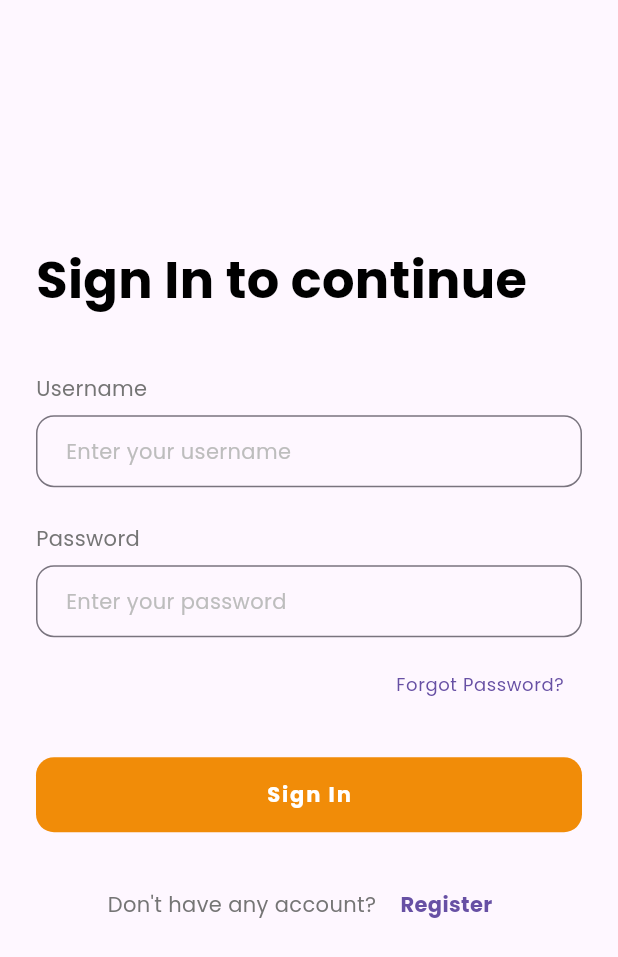
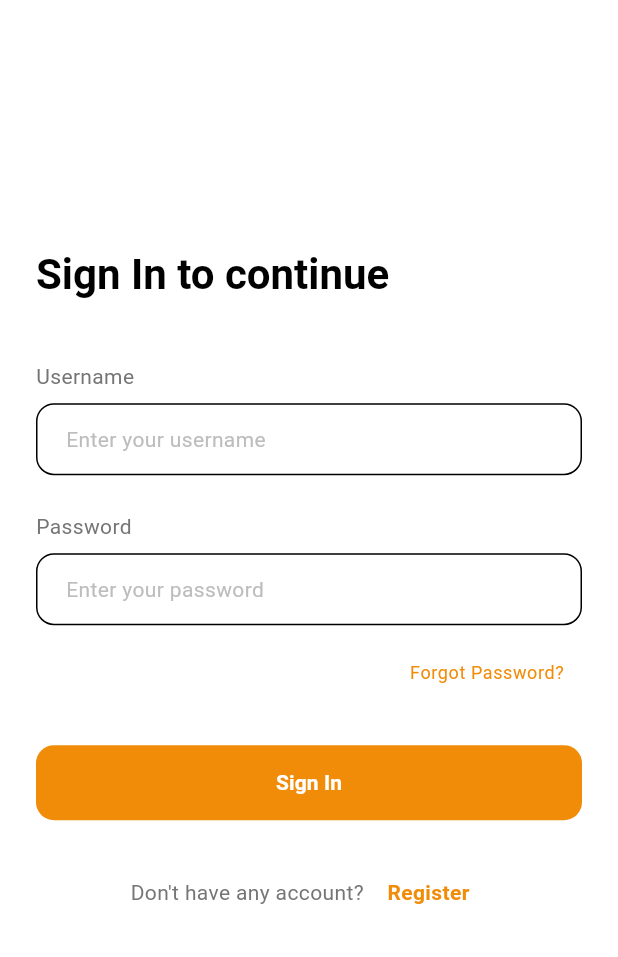
Before and after one commit to Bethelhem6/Mini-Service-Booking-App, a Flutter app: the screen it shows after launch, on a phone screen of 412 x 824 dp. Shown: the top 957 px of the screen. Run offline on Flutter 3.47's test engine with Material 3 defaults, Android fonts, the phone set to English and light mode, and no system bars; our stand-ins replace connectivity_plus, dio, get, get_storage, google_fonts, hive and 2 more; accounts and stored records are empty.

Commit message:
feat: Update app icons and launch images; enhance theme colors and text styles
- Added new app icons in various sizes to improve visual consistency.
- Removed outdated launch images and their associated configurations.
- Refactored app theme to include a new orange color palette for better branding.
- Updated text styles in light and dark themes for improved readability.
- Enhanced HomeView with a personalized greeting and adjusted layout.
- Implemented service form binding and controller updates for better service management.
- Added support for Amharic translations in the app.
- Updated pubspec.yaml to include asset paths for images.

```diff
--- a/lib/core/themes/app_theme.dart
+++ b/lib/core/themes/app_theme.dart
@@ -2,190 +2,158 @@ import 'package:flutter/material.dart';
 import 'package:google_fonts/google_fonts.dart';
 
 class AppTheme {
+  // Define your orange color palette
+  static const Color primaryOrange = Color.fromARGB(255, 241, 140, 8);
+  static const Color darkOrange = Color(0xFFE65100); // Darker shade
+  static const Color lightOrange = Color(0xFFFF9E40); // Lighter shade
+  static const Color accentOrange = Color(0xFFFFAB40); // Accent shade
+
   static TextTheme lightTextTheme = TextTheme(
-
-    displayLarge: GoogleFonts.poppins(
-      fontSize: 97,
-      fontWeight: FontWeight.w300,
-      letterSpacing: -1.5,
-    ),
-    displayMedium: GoogleFonts.poppins(
-      fontSize: 61,
-      fontWeight: FontWeight.w300,
-      letterSpacing: -0.5,
-    ),
-    displaySmall: GoogleFonts.poppins(
-      fontSize: 48,
-      fontWeight: FontWeight.w400,
-    ),
-    headlineMedium: GoogleFonts.poppins(
-      fontSize: 34,
-      fontWeight: FontWeight.w400,
-      letterSpacing: 0.25,
-    ),
-    headlineSmall: GoogleFonts.poppins(
-      fontSize: 24,
-      fontWeight: FontWeight.w400,
-    ),
-    titleLarge: GoogleFonts.poppins(
-      fontSize: 20,
-      fontWeight: FontWeight.w500,
-      letterSpacing: 0.15,
-    ),
-    titleMedium: GoogleFonts.poppins(
-      fontSize: 16,
-      fontWeight: FontWeight.w400,
-      letterSpacing: 0.15,
-    ),
-    titleSmall: GoogleFonts.poppins(
-      fontSize: 14,
-      fontWeight: FontWeight.w500,
-      letterSpacing: 0.1,
-    ),
-    bodyLarge: GoogleFonts.poppins(
-      fontSize: 16,
-      fontWeight: FontWeight.w400,
-      letterSpacing: 0.5,
-    ),
-    bodyMedium: GoogleFonts.poppins(
-      fontSize: 14,
-      fontWeight: FontWeight.w400,
-      letterSpacing: 0.25,
-    ),
-    labelLarge: GoogleFonts.poppins(
-      fontSize: 14,
-      fontWeight: FontWeight.w500,
-      letterSpacing: 1.25,
-    ),
-    bodySmall: GoogleFonts.poppins(
-      fontSize: 12,
-      fontWeight: FontWeight.w400,
-      letterSpacing: 0.4,
-    ),
-    labelSmall: GoogleFonts.poppins(
-      fontSize: 10,
-      fontWeight: FontWeight.w400,
-      letterSpacing: 1.5,
-    ),
+    // ... keep your existing text theme ...
   );
 
-  // Dark text theme with Poppins
   static TextTheme darkTextTheme = TextTheme(
-    displayLarge: GoogleFonts.poppins(
-      fontSize: 97,
-      fontWeight: FontWeight.w300,
-      letterSpacing: -1.5,
-      color: Colors.white,
-    ),
-    displayMedium: GoogleFonts.poppins(
-      fontSize: 61,
-      fontWeight: FontWeight.w300,
-      letterSpacing: -0.5,
-      color: Colors.white,
-    ),
-    displaySmall: GoogleFonts.poppins(
-      fontSize: 48,
-      fontWeight: FontWeight.w400,
-      color: Colors.white,
-    ),
-    headlineMedium: GoogleFonts.poppins(
-      fontSize: 34,
-      fontWeight: FontWeight.w400,
-      letterSpacing: 0.25,
-      color: Colors.white,
-    ),
-    headlineSmall: GoogleFonts.poppins(
-      fontSize: 24,
-      fontWeight: FontWeight.w400,
-      color: Colors.white,
-    ),
-    titleLarge: GoogleFonts.poppins(
-      fontSize: 20,
-      fontWeight: FontWeight.w500,
-      letterSpacing: 0.15,
-      color: Colors.white,
-    ),
-    titleMedium: GoogleFonts.poppins(
-      fontSize: 16,
-      fontWeight: FontWeight.w400,
-      letterSpacing: 0.15,
-      color: Colors.white,
-    ),
-    titleSmall: GoogleFonts.poppins(
-      fontSize: 14,
-      fontWeight: FontWeight.w500,
-      letterSpacing: 0.1,
-      color: Colors.white,
-    ),
-    bodyLarge: GoogleFonts.poppins(
-      fontSize: 16,
-      fontWeight: FontWeight.w400,
-      letterSpacing: 0.5,
-      color: Colors.white,
-    ),
-    bodyMedium: GoogleFonts.poppins(
-      fontSize: 14,
-      fontWeight: FontWeight.w400,
-      letterSpacing: 0.25,
-      color: Colors.white,
-    ),
-    labelLarge: GoogleFonts.poppins(
-      fontSize: 14,
-      fontWeight: FontWeight.w500,
-      letterSpacing: 1.25,
-      color: Colors.white,
-    ),
-    bodySmall: GoogleFonts.poppins(
-      fontSize: 12,
-      fontWeight: FontWeight.w400,
-      letterSpacing: 0.4,
-      color: Colors.white70,
-    ),
-    labelSmall: GoogleFonts.poppins(
-      fontSize: 10,
-      fontWeight: FontWeight.w400,
-      letterSpacing: 1.5,
-      color: Colors.white70,
-    ),
+    // ... keep your existing dark text theme ...
   );
 
   static final lightTheme = ThemeData(
-    primarySwatch: Colors.orange,
+    colorScheme: ColorScheme.light(
+      primary: primaryOrange,
+      primaryContainer: darkOrange,
+      secondary: accentOrange,
+      secondaryContainer: lightOrange,
+      surface: Colors.white,
+      background: Colors.grey[200],
+      error: Colors.red,
+      onPrimary: Colors.white,
+      onSecondary: Colors.black,
+      onSurface: Colors.black,
+      onBackground: Colors.black,
+      onError: Colors.white,
+      brightness: Brightness.light,
+    ),
     brightness: Brightness.light,
+    primaryColor: primaryOrange,
+    primaryColorLight: lightOrange,
+    primaryColorDark: darkOrange,
     textTheme: lightTextTheme,
+
     appBarTheme: AppBarTheme(
       elevation: 0,
       centerTitle: true,
+      backgroundColor: Colors.white,
       titleTextStyle: GoogleFonts.poppins(
-        color: Colors.black87,
+        color: Colors.black,
         fontSize: 20,
         fontWeight: FontWeight.w600,
       ),
+      iconTheme: const IconThemeData(color: Colors.black),
+    ),
+    floatingActionButtonTheme: const FloatingActionButtonThemeData(
+      backgroundColor: primaryOrange,
+      foregroundColor: Colors.white,
     ),
     inputDecorationTheme: InputDecorationTheme(
       border: OutlineInputBorder(borderRadius: BorderRadius.circular(8.0)),
       labelStyle: GoogleFonts.poppins(),
       hintStyle: GoogleFonts.poppins(),
+      focusedBorder: OutlineInputBorder(
+        borderSide: BorderSide(color: primaryOrange),
+        borderRadius: BorderRadius.circular(8.0),
+      ),
+    ),
+    elevatedButtonTheme: ElevatedButtonThemeData(
+      style: ElevatedButton.styleFrom(
+        backgroundColor: primaryOrange,
+        foregroundColor: Colors.white,
+        shape: RoundedRectangleBorder(borderRadius: BorderRadius.circular(8.0)),
+      ),
+    ),
+    checkboxTheme: CheckboxThemeData(
+      fillColor: MaterialStateProperty.resolveWith<Color>((states) {
+        if (states.contains(MaterialState.selected)) {
+          return primaryOrange;
+        }
+        return Colors.grey;
+      }),
+    ),
+    radioTheme: RadioThemeData(
+      fillColor: MaterialStateProperty.resolveWith<Color>((states) {
+        if (states.contains(MaterialState.selected)) {
+          return primaryOrange;
+        }
+        return Colors.grey;
+      }),
     ),
   );
 
   static final darkTheme = ThemeData(
-    primarySwatch: Colors.orange,
+    colorScheme: ColorScheme.dark(
+      primary: primaryOrange,
+      primaryContainer: darkOrange,
+      secondary: accentOrange,
+      secondaryContainer: lightOrange,
+      surface: Colors.grey[850]!,
+      background: Colors.grey[900]!,
+      error: Colors.red[700]!,
+      onPrimary: Colors.white,
+      onSecondary: Colors.black,
+      onSurface: Colors.white,
+      onBackground: Colors.white,
+      onError: Colors.white,
+      brightness: Brightness.dark,
+    ),
     brightness: Brightness.dark,
+    primaryColor: primaryOrange,
+    primaryColorLight: lightOrange,
+    primaryColorDark: darkOrange,
     textTheme: darkTextTheme,
     appBarTheme: AppBarTheme(
       elevation: 0,
       centerTitle: true,
+      backgroundColor: Colors.grey[900],
       titleTextStyle: GoogleFonts.poppins(
         color: Colors.white,
         fontSize: 20,
         fontWeight: FontWeight.w600,
       ),
+      iconTheme: const IconThemeData(color: Colors.white),
+    ),
+    floatingActionButtonTheme: const FloatingActionButtonThemeData(
+      backgroundColor: primaryOrange,
+      foregroundColor: Colors.white,
     ),
     inputDecorationTheme: InputDecorationTheme(
       border: OutlineInputBorder(borderRadius: BorderRadius.circular(8.0)),
       labelStyle: GoogleFonts.poppins(color: Colors.white70),
       hintStyle: GoogleFonts.poppins(color: Colors.white60),
+      focusedBorder: OutlineInputBorder(
+        borderSide: BorderSide(color: primaryOrange),
+        borderRadius: BorderRadius.circular(8.0),
+      ),
+    ),
+    elevatedButtonTheme: ElevatedButtonThemeData(
+      style: ElevatedButton.styleFrom(
+        backgroundColor: primaryOrange,
+        foregroundColor: Colors.white,
+        shape: RoundedRectangleBorder(borderRadius: BorderRadius.circular(8.0)),
+      ),
+    ),
+    checkboxTheme: CheckboxThemeData(
+      fillColor: MaterialStateProperty.resolveWith<Color>((states) {
+        if (states.contains(MaterialState.selected)) {
+          return primaryOrange;
+        }
+        return Colors.grey;
+      }),
+    ),
+    radioTheme: RadioThemeData(
+      fillColor: MaterialStateProperty.resolveWith<Color>((states) {
+        if (states.contains(MaterialState.selected)) {
+          return primaryOrange;
+        }
+        return Colors.grey;
+      }),
     ),
   );
 }
--- a/lib/presentation/pages/home/views/home_view.dart
+++ b/lib/presentation/pages/home/views/home_view.dart
@@ -19,10 +19,10 @@ class HomeView extends GetView<HomeController> {
     return Scaffold(
       appBar: AppBar(
         title: Text(
-          'serviceBooking'.tr,
-          style: TextStyle(fontWeight: FontWeight.bold),
+          'Hello👋, welcome to Helpster!',
+          style: TextStyle(fontWeight: FontWeight.bold, fontSize: 14),
         ),
-        centerTitle: true,
+        centerTitle: false,
         // leading: Builder(
         //   builder:
         //       (context) => IconButton(
@@ -69,7 +69,7 @@ class HomeView extends GetView<HomeController> {
                         child: TextField(
                           controller: controller.searchController,
                           decoration: InputDecoration(
-                            hintText: 'Search services...',
+                            hintText: 'searchServices'.tr,
                             prefixIcon: const Icon(Icons.search),
                             border: OutlineInputBorder(
                               borderRadius: BorderRadius.circular(12),
@@ -386,7 +386,7 @@ class HomeView extends GetView<HomeController> {
                 children: [
                   CircleAvatar(
                     radius: 40,
-                    backgroundColor: Colors.white,
+                    backgroundColor: Colors.grey[200],
                     child: Text(
                       'BM',
                       style: TextStyle(
@@ -416,7 +416,7 @@ class HomeView extends GetView<HomeController> {
                 ],
               ),
             ),
-            Divider(),
+            Divider(color: AppColors.grey300),
             Expanded(
               child: ListView(
                 padding: EdgeInsets.zero,
@@ -495,7 +495,7 @@ Widget _buildLanguageTile(BuildContext context) {
   final LanguageController languageController = Get.find();
 
   return ExpansionTile(
-    leading: const Icon(Icons.language),
+    leading: const Icon(Icons.language, color: AppColors.primaryColor),
     title: Text('language'.tr),
     children: [
       RadioListTile(
--- a/lib/presentation/pages/service_details/bindings/service_form_binding.dart
+++ b/lib/presentation/pages/service_details/bindings/service_form_binding.dart
@@ -1,9 +1,18 @@
 import 'package:get/get.dart';
+import 'package:mini_service_booking_app/domain/usecases/add_service.dart';
+import 'package:mini_service_booking_app/domain/usecases/delete_service.dart';
+import 'package:mini_service_booking_app/domain/usecases/get_service.dart';
+import 'package:mini_service_booking_app/domain/usecases/update_service.dart';
 import 'package:mini_service_booking_app/presentation/pages/service_details/controllers/service_form_controller.dart';
 
 class ServiceFormBinding implements Bindings {
   @override
   void dependencies() {
+    Get.lazyPut(() => GetService(Get.find())); // Your service class
+    Get.lazyPut(() => DeleteService(Get.find())); // Your service class
+    Get.lazyPut(() => AddService(Get.find())); // Your service class
+    Get.lazyPut(() => UpdateService(Get.find())); // Your service class
+
     Get.lazyPut(
       () => ServiceFormController(
         addService: Get.find(),
--- a/lib/presentation/pages/service_details/controllers/service_form_controller.dart
+++ b/lib/presentation/pages/service_details/controllers/service_form_controller.dart
@@ -15,6 +15,7 @@ class ServiceFormController extends GetxController {
 
   // Form key
   final formKey = GlobalKey<FormState>();
+  final isSubmitted = false.obs;
 
   // Controllers
   final nameController = TextEditingController();
@@ -70,6 +71,7 @@ class ServiceFormController extends GetxController {
   }
 
   Future<void> submitForm() async {
+    isSubmitted.value = true;
     if (!formKey.currentState!.validate()) return;
     if (selectedCategory.isEmpty) {
       Get.snackbar('Error', 'Please select a category');
--- a/lib/presentation/pages/service_details/views/service_form_view.dart
+++ b/lib/presentation/pages/service_details/views/service_form_view.dart
@@ -15,7 +15,7 @@ class ServiceFormView extends GetView<ServiceFormController> {
       appBar: AppBar(
         title: Text(
           controller.isEditMode ? 'editService'.tr : 'addService'.tr,
-          style: const TextStyle(fontWeight: FontWeight.bold),
+          style: const TextStyle(fontWeight: FontWeight.bold, fontSize: 16),
         ),
         centerTitle: true,
         elevation: 0,
@@ -23,6 +23,10 @@ class ServiceFormView extends GetView<ServiceFormController> {
       body: SingleChildScrollView(
         padding: const EdgeInsets.all(24.0),
         child: Form(
+          autovalidateMode:
+              controller.isSubmitted.value
+                  ? AutovalidateMode.onUserInteraction
+                  : AutovalidateMode.disabled,
           key: controller.formKey,
           child: Column(
             crossAxisAlignment: CrossAxisAlignment.start,
--- a/lib/presentation/translations/app_translations.dart
+++ b/lib/presentation/translations/app_translations.dart
@@ -132,6 +132,7 @@ class AppTranslations extends Translations {
       'day': 'day',
       'days': 'days',
       'language': "Language",
+      'amharic': 'አማርኛ',
     },
     'am_ET': {
       'serviceBooking': 'አገልግሎት ቦታ ማስያዝ',
@@ -259,6 +260,8 @@ class AppTranslations extends Translations {
       'description': 'Description',
       'available': 'Available',
       'notAvailable': 'Not Available',
+      'amharic': 'አማርኛ',
+
     },
   };
 }
--- a/pubspec.yaml
+++ b/pubspec.yaml
@@ -63,8 +63,8 @@ flutter:
   # the material Icons class.
   uses-material-design: true
   # To add assets to your application, add an assets section, like this:
-  # assets:
-  #   - images/a_dot_burr.jpeg
+  assets:
+    - assets/images/
   #   - images/a_dot_ham.jpeg
   # An image asset can refer to one or more resolution-specific "variants", see
   # https://flutter.dev/to/resolution-aware-images
```
Also changed, not shown: assets/images/app_icon.png (added), 65 other files.
